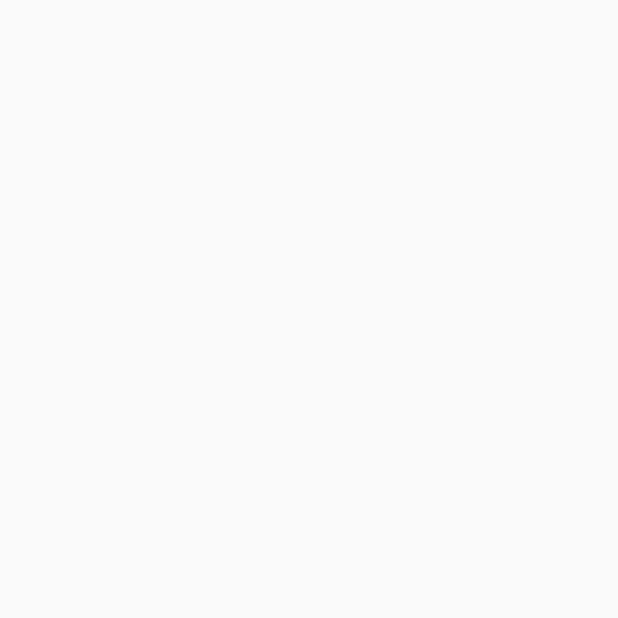
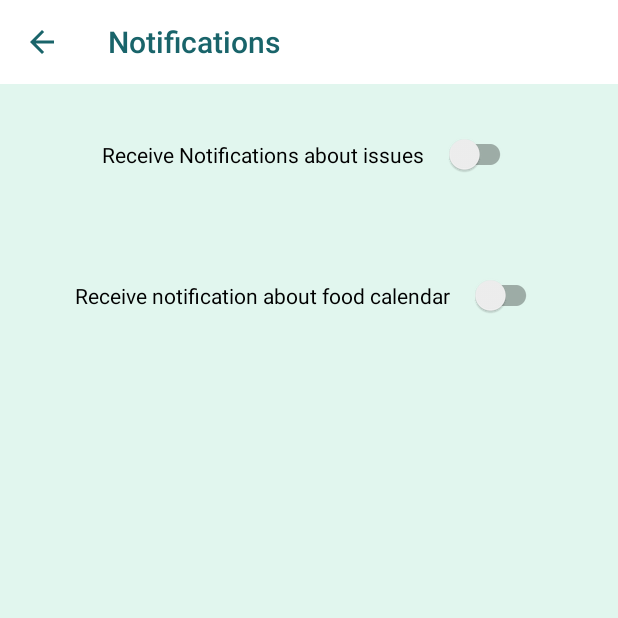
Before and after one commit to gomlopez27/ReptiCareApp, an Android app: the NotificationSettingsActivity screen opened directly, with no data from a screen before it, on a phone screen of 412 x 824 dp, the top half of it. Before the commit the part shown is empty. Run offline under Robolectric (Android 15) with nearby library versions, the phone set to English and light mode, and no system bars.

Commit message:
Notifications activaty and xml done

```diff
--- a/app/src/main/java/com/example/repticare/NotificationSettingsActivity.java
+++ b/app/src/main/java/com/example/repticare/NotificationSettingsActivity.java
@@ -1,14 +1,56 @@
 package com.example.repticare;
 
 import androidx.appcompat.app.AppCompatActivity;
+import androidx.appcompat.widget.Toolbar;
 
+import android.content.Intent;
 import android.os.Bundle;
+import android.util.Log;
+import android.view.View;
+import android.widget.CompoundButton;
+
+import androidx.appcompat.widget.SwitchCompat;
 
 public class NotificationSettingsActivity extends AppCompatActivity {
+    Toolbar toolbar;
 
     @Override
     protected void onCreate(Bundle savedInstanceState) {
         super.onCreate(savedInstanceState);
         setContentView(R.layout.activity_notification_settings);
+
+        toolbar = findViewById(R.id.toolbar_notifications_settings);
+        setSupportActionBar(toolbar);
+
+        toolbar.setNavigationIcon(getResources().getDrawable(R.drawable.ic_arrow_back_dark_green));
+        toolbar.setNavigationOnClickListener(new View.OnClickListener() {
+            @Override
+            public void onClick(View v) {
+                Intent intent = new Intent(NotificationSettingsActivity.this, AccountActivity.class);
+                startActivity(intent);
+                finish();
+            }
+        });
+
+        SwitchCompat issuesNotifications = findViewById(R.id.issues_notifications);
+        SwitchCompat foodNotifications = findViewById(R.id.food_calendar_notifications);
+
+
+        issuesNotifications.setOnCheckedChangeListener(new CompoundButton.OnCheckedChangeListener() {
+            @Override
+            public void onCheckedChanged(CompoundButton compoundButton, boolean b) {
+                Log.e("issues" , "Boolean value = " + b);
+            }
+        });
+
+
+        foodNotifications.setOnCheckedChangeListener(new CompoundButton.OnCheckedChangeListener() {
+            @Override
+            public void onCheckedChanged(CompoundButton compoundButton, boolean b) {
+                Log.e("food" , "Boolean value = " + b);
+            }
+        });
+
     }
+
 }
--- a/app/src/main/res/layout/activity_notification_settings.xml
+++ b/app/src/main/res/layout/activity_notification_settings.xml
@@ -1,9 +1,50 @@
 <?xml version="1.0" encoding="utf-8"?>
-<androidx.constraintlayout.widget.ConstraintLayout xmlns:android="http://schemas.android.com/apk/res/android"
+<androidx.coordinatorlayout.widget.CoordinatorLayout
+    xmlns:android="http://schemas.android.com/apk/res/android"
     xmlns:app="http://schemas.android.com/apk/res-auto"
     xmlns:tools="http://schemas.android.com/tools"
     android:layout_width="match_parent"
     android:layout_height="match_parent"
-    tools:context=".NotificationSettingsActivity">
+    android:fitsSystemWindows="true"
+    >
 
-</androidx.constraintlayout.widget.ConstraintLayout>
+    <LinearLayout
+        android:layout_width="match_parent"
+        android:layout_height="match_parent"
+        android:orientation="vertical"
+        android:padding="20dp"
+        android:layout_gravity="center"
+        android:background="@color/colorBackground"
+        android:fitsSystemWindows="true"
+        >
+        <androidx.appcompat.widget.Toolbar
+            android:id="@+id/toolbar_notifications_settings"
+            android:layout_width="match_parent"
+            android:layout_height="?attr/actionBarSize"
+            android:background="@color/white"
+            android:theme="@style/ThemeOverlay.AppCompat.Light"
+            app:layout_collapseMode="pin"
+            app:title="Notifications"
+            app:titleTextColor="@color/colorAppTitle"
+            android:title="Notifications"/>
+
+
+        <androidx.appcompat.widget.SwitchCompat
+            android:id="@+id/issues_notifications"
+            android:layout_width="wrap_content"
+            android:layout_height="wrap_content"
+            android:text="Receive Notifications about issues    "
+            android:layout_gravity="center"
+            android:layout_margin="50px"
+            ></androidx.appcompat.widget.SwitchCompat>
+
+        <androidx.appcompat.widget.SwitchCompat
+            android:id="@+id/food_calendar_notifications"
+            android:layout_width="wrap_content"
+            android:layout_height="wrap_content"
+            android:text="Receive notification about food calendar    "
+            android:layout_gravity="center"
+            android:layout_margin="50px"
+            ></androidx.appcompat.widget.SwitchCompat>
+    </LinearLayout>
+</androidx.coordinatorlayout.widget.CoordinatorLayout>
```
